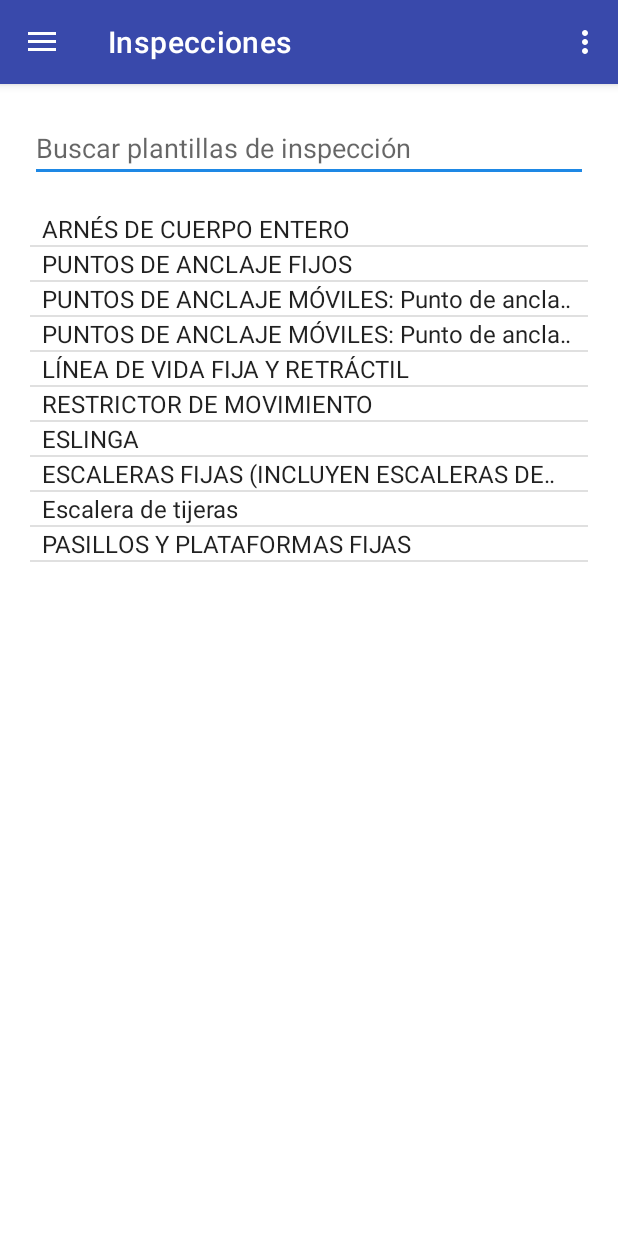
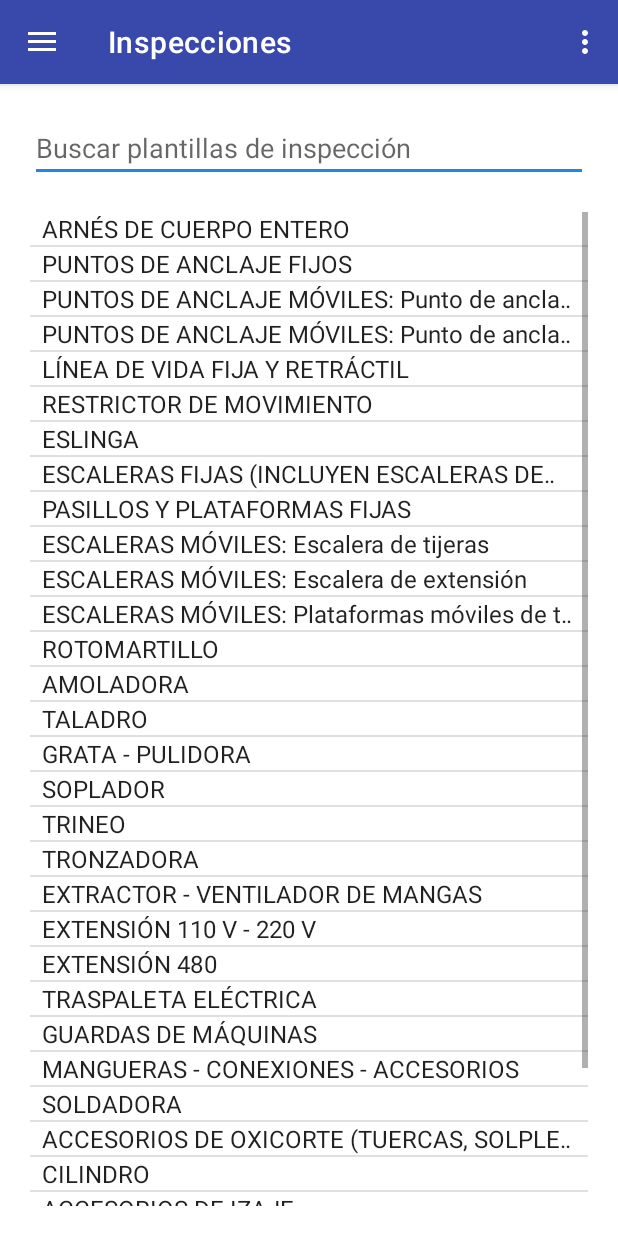
Before and after one commit to ppereira123/HolciMant, an Android app: the screen it shows after launch (MainActivity), in the side drawer, after a tap on "Inspecciones", on a phone screen of 412 x 824 dp. Run offline under Robolectric (Android 15) with nearby library versions, the phone set to English and light mode, and no system bars; our stand-ins replace Firebase (no records; nobody signed in at launch, a user with empty details on screens opened directly), navigation-ui.

Commit message:
inspecciones

```diff
--- a/MantenimientoHolcim/app/src/main/res/values/nombre_inspecciones.xml
+++ b/MantenimientoHolcim/app/src/main/res/values/nombre_inspecciones.xml
@@ -9,7 +9,34 @@
         <item>RESTRICTOR DE MOVIMIENTO</item>
         <item>ESLINGA</item>
         <item>ESCALERAS FIJAS (INCLUYEN ESCALERAS DE ACCESO A PLATAFORMAS)</item>
-        <item>Escalera de tijeras</item>
         <item>PASILLOS Y PLATAFORMAS FIJAS</item>
+        <item>ESCALERAS MÓVILES: Escalera de tijeras</item>
+        <item>ESCALERAS MÓVILES: Escalera de extensión</item>
+        <item>ESCALERAS MÓVILES: Plataformas móviles de trabajo</item>
+        <item>ROTOMARTILLO</item>
+        <item>AMOLADORA</item>
+        <item>TALADRO</item>
+        <item>GRATA - PULIDORA</item>
+        <item>SOPLADOR</item>
+        <item>TRINEO</item>
+        <item>TRONZADORA</item>
+        <item>EXTRACTOR - VENTILADOR DE MANGAS</item>
+        <item>EXTENSIÓN 110 V - 220 V</item>
+        <item>EXTENSIÓN 480</item>
+        <item>TRASPALETA ELÉCTRICA</item>
+        <item>GUARDAS DE MÁQUINAS</item>
+        <item>MANGUERAS - CONEXIONES - ACCESORIOS</item>
+        <item>SOLDADORA</item>
+        <item>ACCESORIOS DE OXICORTE (TUERCAS, SOLPLETES, MANÓMETROS)</item>
+        <item>CILINDRO</item>
+        <item>ACCESORIOS DE IZAJE</item>
+        <item>GANCHO (CONDICIONES ADICIONALES)</item>
+        <item>ESLINGA SINTÉTICA:Cable de acero</item>
+        <item>ESLINGA SINTÉTICA:Cadena</item>
+        <item>ESLINGA SINTÉTICA:Sintética</item>
+
+
+
+
     </string-array>
 </resources>
```
Also changed, not shown: MantenimientoHolcim/app/src/main/java/com/example/mantenimientoholcim/PlantillasInspeccion.java (+161 -2 lines).
